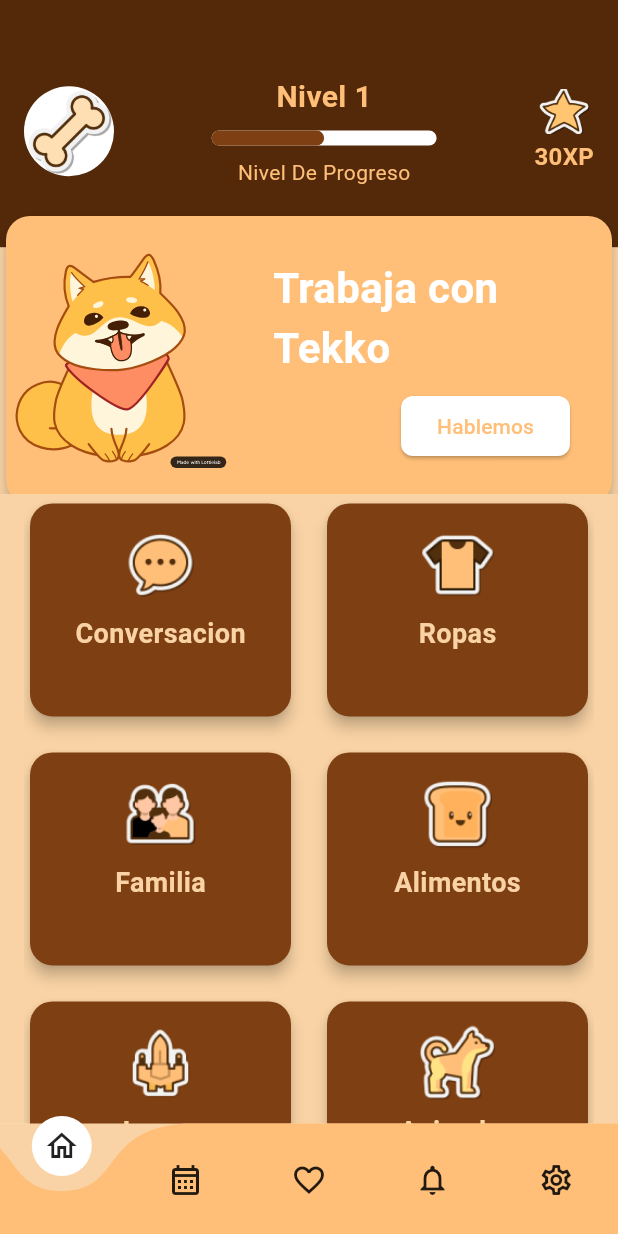
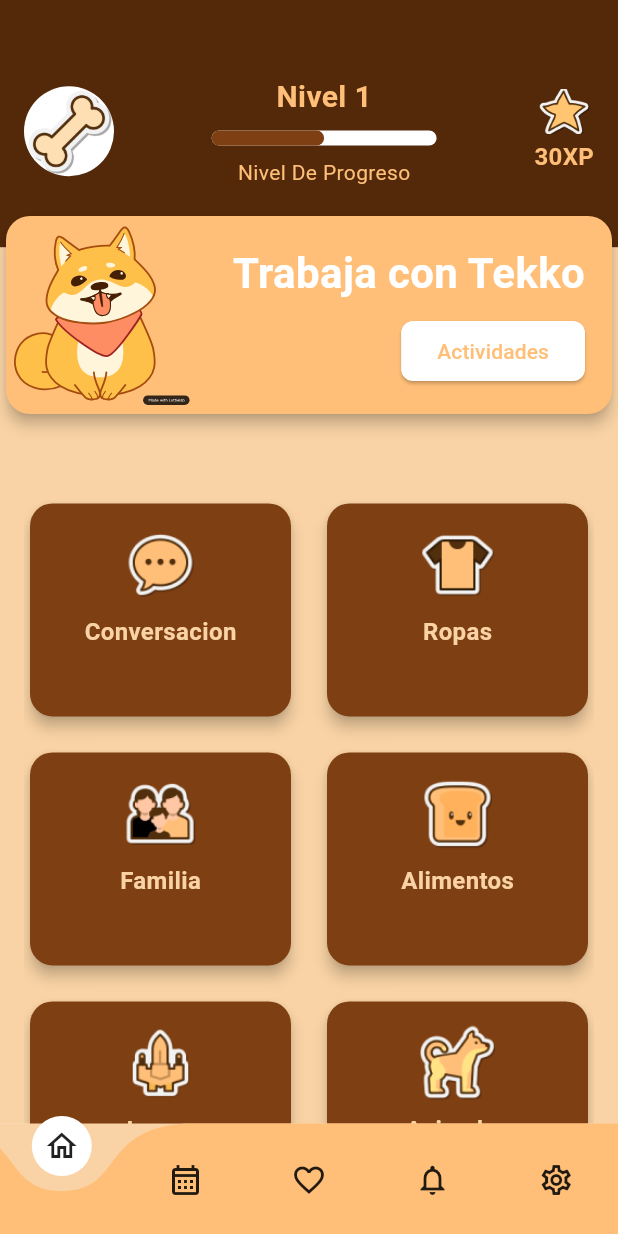
Before and after one commit to tobias-tj/TekkoApp, a Flutter app: the HomePage screen opened by its route, on a phone screen of 412 x 824 dp. Run offline on Flutter 3.47's test engine with Material 3 defaults, Android fonts, the phone set to English and light mode, and no system bars; drawn by our look-alikes of curved_navigation_bar; our stand-ins replace audioplayers, go_router, lottie; missing offline and left inert: flame.

Commit message:
Actividades de la pantalla. Se agregan proximos minijuegos

```diff
--- a/lib/app.dart
+++ b/lib/app.dart
@@ -1,5 +1,6 @@
 import 'package:flutter/material.dart';
 import 'package:tekko/screens/home_screen.dart';
+import 'package:tekko/styles/app_colors.dart';
 
 class App extends StatelessWidget {
   const App({super.key});
@@ -9,9 +10,9 @@ class App extends StatelessWidget {
     return MaterialApp(
       debugShowCheckedModeBanner: false,
       title: 'Tekko',
+      color: AppColors.softCreamDark,
       theme: ThemeData(
-        primarySwatch: Colors.orange,
-      ),
+          primarySwatch: Colors.orange, primaryColor: AppColors.softCreamDark),
       home: const HomePage(),
     );
   }
--- a/lib/app_routes.dart
+++ b/lib/app_routes.dart
@@ -1,8 +1,10 @@
 import 'package:flutter/material.dart';
 import 'package:go_router/go_router.dart';
 import 'package:tekko/screens/accounts/create_account_screen.dart';
+import 'package:tekko/screens/activity/activity_screen.dart';
 import 'package:tekko/screens/calendar/calendar_screen.dart';
 import 'package:tekko/screens/favorites/favorite_screen.dart';
+import 'package:tekko/screens/games/drawing_screen.dart';
 import 'package:tekko/screens/home_screen.dart';
 import 'package:tekko/screens/notifications/notification_screen.dart';
 import 'package:tekko/screens/settings/setting_screen.dart';
@@ -32,6 +34,17 @@ final GoRouter appRouter = GoRouter(
             0; // Convertir ID a entero
         return WordScreen(id: id, textTitle: title);
       },
+    ),
+    GoRoute(
+      name: 'drawing',
+      path: '/drawing',
+      pageBuilder: (context, state) =>
+          NoTransitionPage(child: const DrawingScreen()),
+    ),
+    GoRoute(
+      name: 'activity',
+      path: '/activity',
+      builder: (context, state) => const ActivityScreen(),
     ),
     ShellRoute(
       builder: (context, state, child) {
--- a/lib/components/dialog_home.dart
+++ b/lib/components/dialog_home.dart
@@ -1,4 +1,5 @@
 import 'package:flutter/material.dart';
+import 'package:go_router/go_router.dart';
 import 'package:lottie/lottie.dart';
 import 'package:tekko/styles/app_colors.dart';
 
@@ -19,12 +20,12 @@ class DialogHome extends StatelessWidget {
           Lottie.asset(
             "assets/animations/dogHome1.json",
             repeat: true,
-            width: 150,
-            height: 150,
+            width: 125,
+            height: 125,
           ),
           Expanded(
               child: Padding(
-            padding: const EdgeInsets.all(28.0),
+            padding: const EdgeInsets.all(18.0),
             child: Column(
               crossAxisAlignment: CrossAxisAlignment.end,
               children: [
@@ -39,15 +40,13 @@ class DialogHome extends StatelessWidget {
                   height: 8,
                 ),
                 ElevatedButton(
-                    onPressed: () {
-                      print("Boton Hablemos presionado");
-                    },
+                    onPressed: () => context.push('/activity'),
                     style: ElevatedButton.styleFrom(
                         backgroundColor: Colors.white,
                         shape: RoundedRectangleBorder(
                             borderRadius: BorderRadius.circular(8.0))),
                     child: const Text(
-                      "Hablemos",
+                      "Actividades",
                       style: TextStyle(color: AppColors.softCreamDark),
                     ))
               ],
--- a/lib/components/list_card_item_home.dart
+++ b/lib/components/list_card_item_home.dart
@@ -36,7 +36,7 @@ class ListCardItemHome extends StatelessWidget {
               const SizedBox(height: 8),
               Text(title,
                   style: TextStyle(
-                    fontSize: 18,
+                    fontSize: 16,
                     fontWeight: FontWeight.bold,
                     color: AppColors.softCream,
                   ))
--- a/pubspec.yaml
+++ b/pubspec.yaml
@@ -10,6 +10,7 @@ dependencies:
   another_flutter_splash_screen: ^1.2.1
   audioplayers: ^5.2.1
   curved_navigation_bar: ^1.0.6
+  flame: ^1.24.0
   flutter:
     sdk: flutter
   go_router: ^14.6.3
@@ -29,3 +30,4 @@ flutter:
     - assets/sounds/conversacion/
     - assets/images/words/ropas/
     - assets/sounds/ropas/
+    - assets/images/activities/
```
Also changed, not shown: lib/screens/activity/activity_screen.dart (added, +74 -0 lines), lib/screens/games/drawing_game.dart (added, +37 -0 lines), lib/screens/games/drawing_screen.dart (added, +77 -0 lines), assets/images/activities/numberIcon.png (added), assets/images/activities/paintIcon.png (added), assets/images/activities/readIcon.png (added), lib/screens/games/number_game.dart (added), lib/screens/games/number_screen.dart (added), pubspec.lock, 2 other files.
